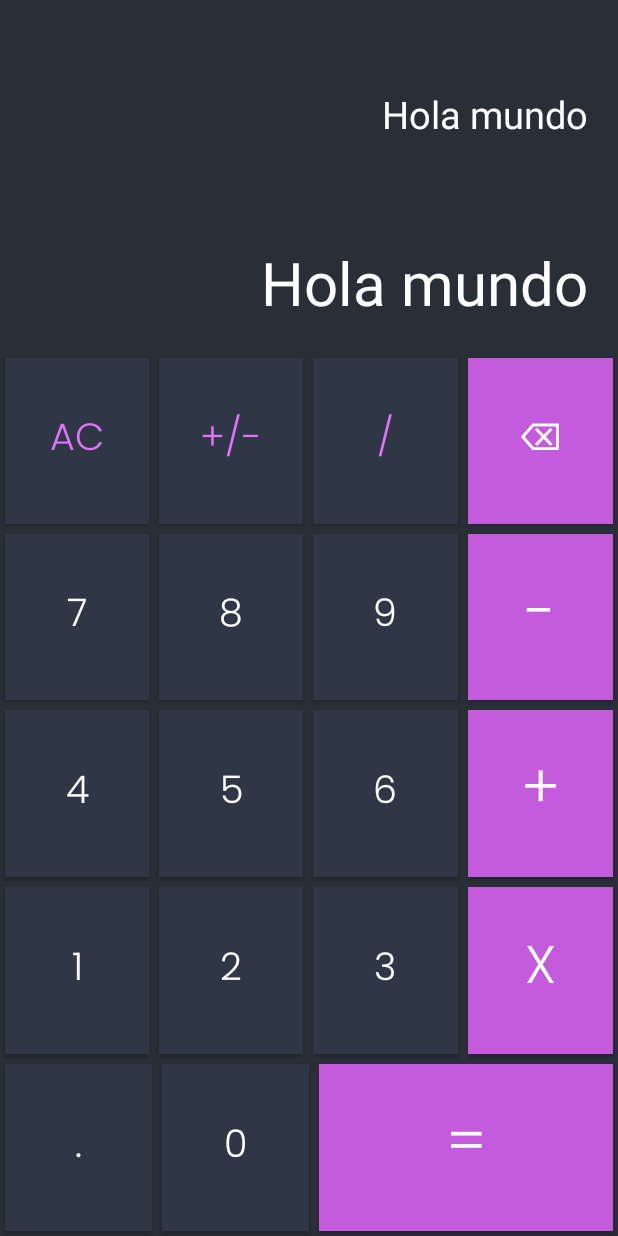
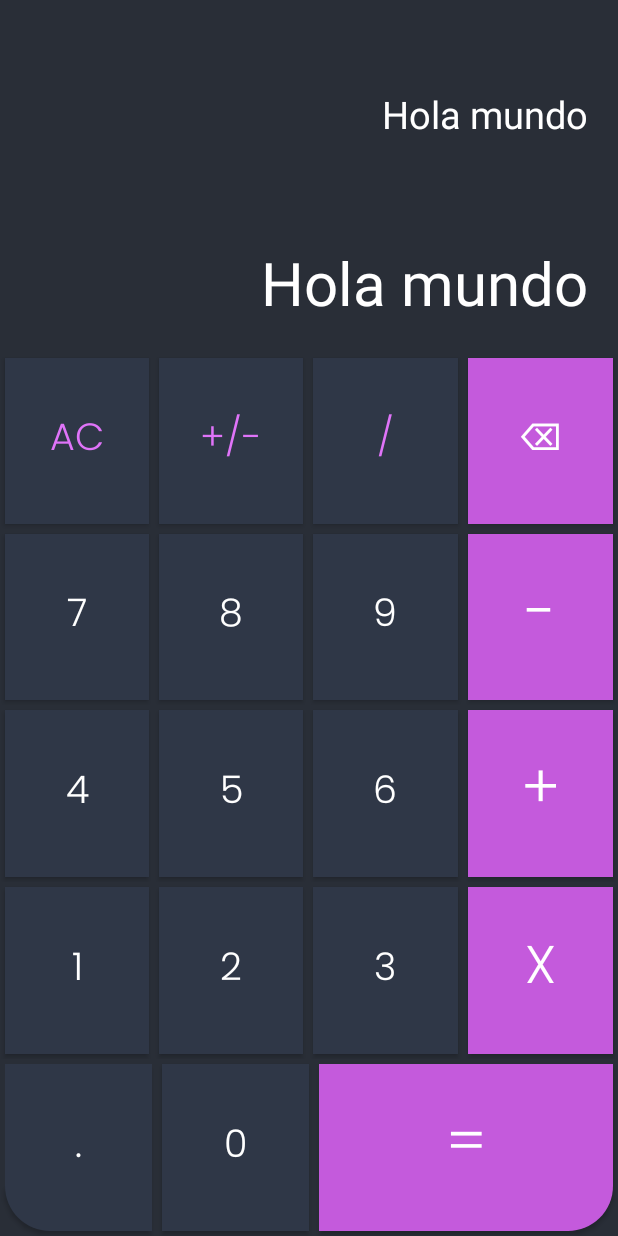
Before and after one commit to kenthLol/CalculatorApp, an Android app: the screen it shows after launch (MainActivity), on a phone screen of 412 x 824 dp. Run offline under Robolectric (Android 15) with nearby library versions, the phone set to English and light mode, and no system bars.

Commit message:
feat: Added shape for buttons in the bottom corner

```diff
--- /dev/null
+++ b/app/src/main/res/drawable/rounded_button_bottom.xml
@@ -0,0 +1,9 @@
+<?xml version="1.0" encoding="utf-8"?>
+<shape xmlns:android="http://schemas.android.com/apk/res/android">
+    <solid android:color="@color/button_operator_color"/>
+    <corners
+        android:topLeftRadius="0dp"
+        android:topRightRadius="0dp"
+        android:bottomLeftRadius="0dp"
+        android:bottomRightRadius="30dp"/>
+</shape>
--- a/app/src/main/res/layout/activity_main.xml
+++ b/app/src/main/res/layout/activity_main.xml
@@ -131,6 +131,7 @@
     <LinearLayout style="@style/buttonRow">
         <Button
             style="@style/buttonNumber"
+            android:background="@drawable/rounded_button"
             android:text="." />
 
         <Button
@@ -138,10 +139,11 @@
             android:text="0"/>
 
         <Button
+            android:background="@drawable/rounded_button_bottom"
             style="@style/buttonOperator"
             android:layout_weight="2"
             android:textSize="40sp"
-            android:text="="/>
+            android:text="=" />
 
     </LinearLayout>
 
```
